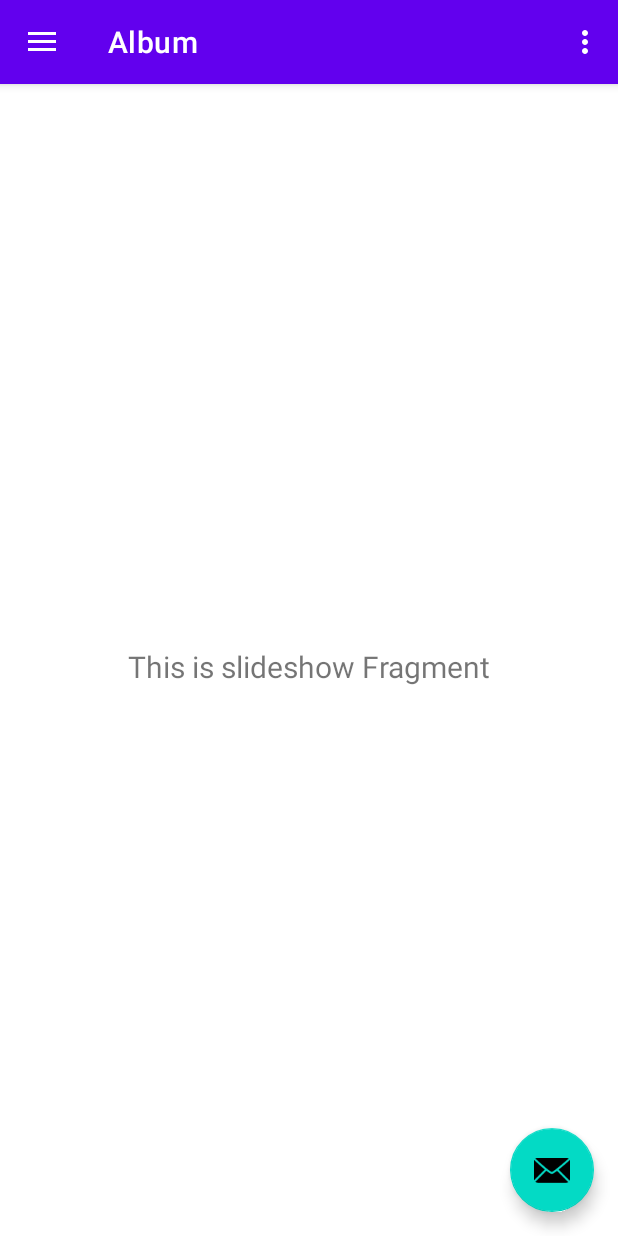
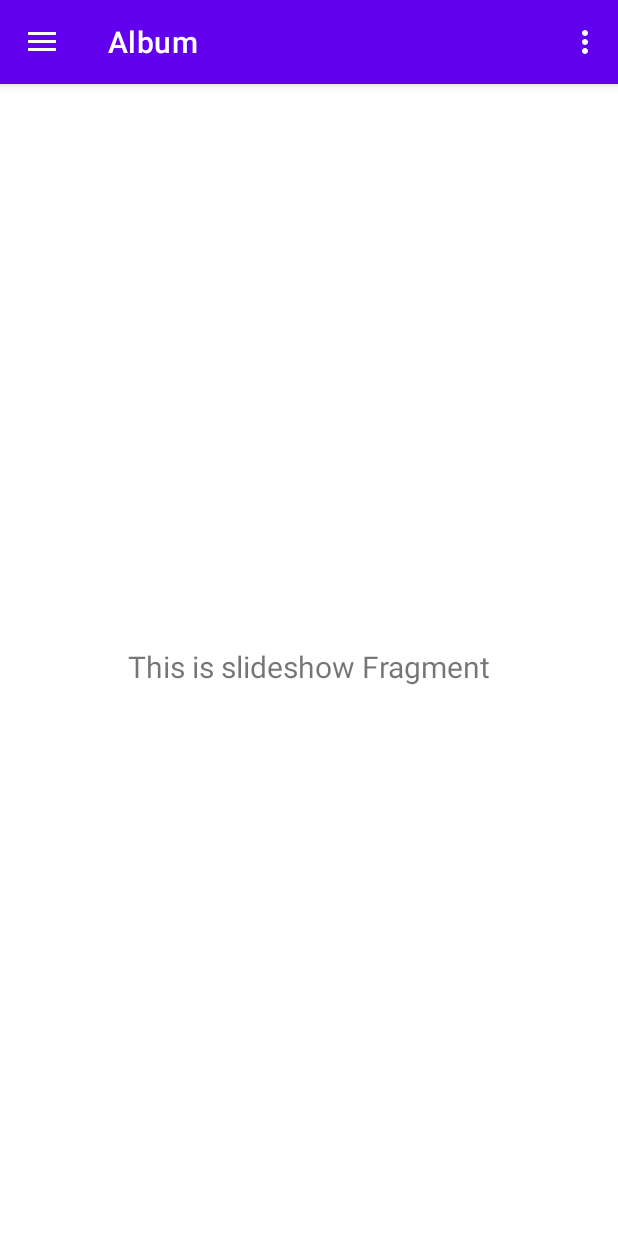
Before and after one commit to Federicobunader/TP-Mobile---FiguTrader, an Android app: the screen it shows after launch (MainActivity), in the side drawer, after a tap on "Album", on a phone screen of 412 x 824 dp. Run offline under Robolectric (Android 15) with nearby library versions, the phone set to English and light mode, and no system bars; our stand-ins replace navigation-ui.

Commit message:
Mas avances

```diff
--- a/app/src/main/java/com/example/figutrader/MainActivity.kt
+++ b/app/src/main/java/com/example/figutrader/MainActivity.kt
@@ -26,10 +26,6 @@ class MainActivity : AppCompatActivity() {
 
         setSupportActionBar(binding.appBarMain.toolbar)
 
-        binding.appBarMain.fab.setOnClickListener { view ->
-            Snackbar.make(view, "Replace with your own action", Snackbar.LENGTH_LONG)
-                .setAction("Action", null).show()
-        }
         val drawerLayout: DrawerLayout = binding.drawerLayout
         val navView: NavigationView = binding.navView
         val navController = findNavController(R.id.nav_host_fragment_content_main)
--- a/app/src/main/res/layout/app_bar_main.xml
+++ b/app/src/main/res/layout/app_bar_main.xml
@@ -22,13 +22,4 @@
 
     <include layout="@layout/content_main" />
 
-    <com.google.android.material.floatingactionbutton.FloatingActionButton
-        android:id="@+id/fab"
-        android:layout_width="wrap_content"
-        android:layout_height="wrap_content"
-        android:layout_gravity="bottom|end"
-        android:layout_marginEnd="@dimen/fab_margin"
-        android:layout_marginBottom="16dp"
-        app:srcCompat="@android:drawable/ic_dialog_email" />
-
 </androidx.coordinatorlayout.widget.CoordinatorLayout>
--- a/app/src/main/res/layout/content_main.xml
+++ b/app/src/main/res/layout/content_main.xml
@@ -5,7 +5,7 @@
     android:layout_width="match_parent"
     android:layout_height="match_parent"
     app:layout_behavior="@string/appbar_scrolling_view_behavior"
-    tools:showIn="@layout/app_bar_main">
+    tools:showIn="@layout/fragment_login">
 
     <fragment
         android:id="@+id/nav_host_fragment_content_main"
@@ -15,6 +15,7 @@
         app:defaultNavHost="true"
         app:layout_constraintLeft_toLeftOf="parent"
         app:layout_constraintRight_toRightOf="parent"
+        app:layout_constraintStart_toStartOf="parent"
         app:layout_constraintTop_toTopOf="parent"
         app:navGraph="@navigation/mobile_navigation" />
 </androidx.constraintlayout.widget.ConstraintLayout>
--- a/app/src/main/res/navigation/mobile_navigation.xml
+++ b/app/src/main/res/navigation/mobile_navigation.xml
@@ -3,7 +3,7 @@
     xmlns:app="http://schemas.android.com/apk/res-auto"
     xmlns:tools="http://schemas.android.com/tools"
     android:id="@+id/mobile_navigation"
-    app:startDestination="@+id/nav_login">
+    app:startDestination="@id/nav_login">
 
     <fragment
         android:id="@+id/nav_menu_principal"
@@ -26,4 +26,9 @@
             android:id="@+id/action_nav_login_to_nav_menu_principal"
             app:destination="@id/nav_menu_principal" />
     </fragment>
+    <activity
+        android:id="@+id/mainActivity"
+        android:name="com.example.figutrader.MainActivity"
+        android:label="app_bar_main"
+        tools:layout="@layout/app_bar_main" />
 </navigation>
```
